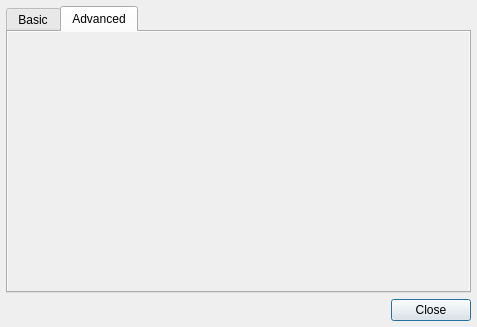
Old version of the form src/ui/forms/FindDialog.ui in the repository WindowDetective/WindowDetective.
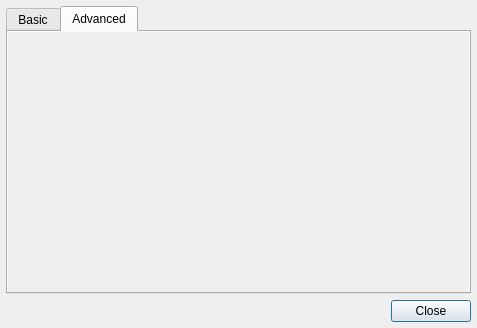
New version of the form. The open tabs and pages were chosen to show the change. Custom widgets are drawn as their Qt base class.

What changed in the file:
```diff
--- a/src/ui/forms/FindDialog.ui
+++ b/src/ui/forms/FindDialog.ui
@@ -7,7 +7,7 @@
     <x>0</x>
     <y>0</y>
     <width>477</width>
-    <height>327</height>
+    <height>328</height>
    </rect>
   </property>
   <property name="minimumSize">
@@ -155,7 +155,7 @@
             <x>0</x>
             <y>0</y>
             <width>459</width>
-            <height>260</height>
+            <height>261</height>
            </rect>
           </property>
           <layout class="QHBoxLayout" name="horizontalLayout">
```
Left out of the diff: 31 changed lines with no effect on the pictures.
